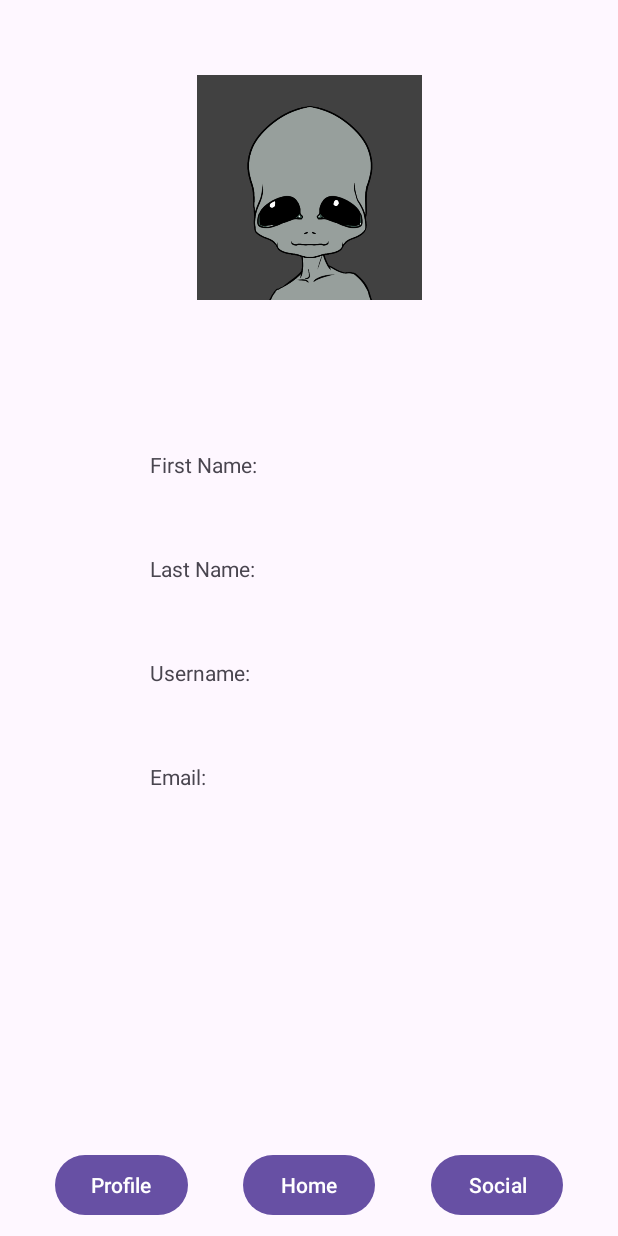
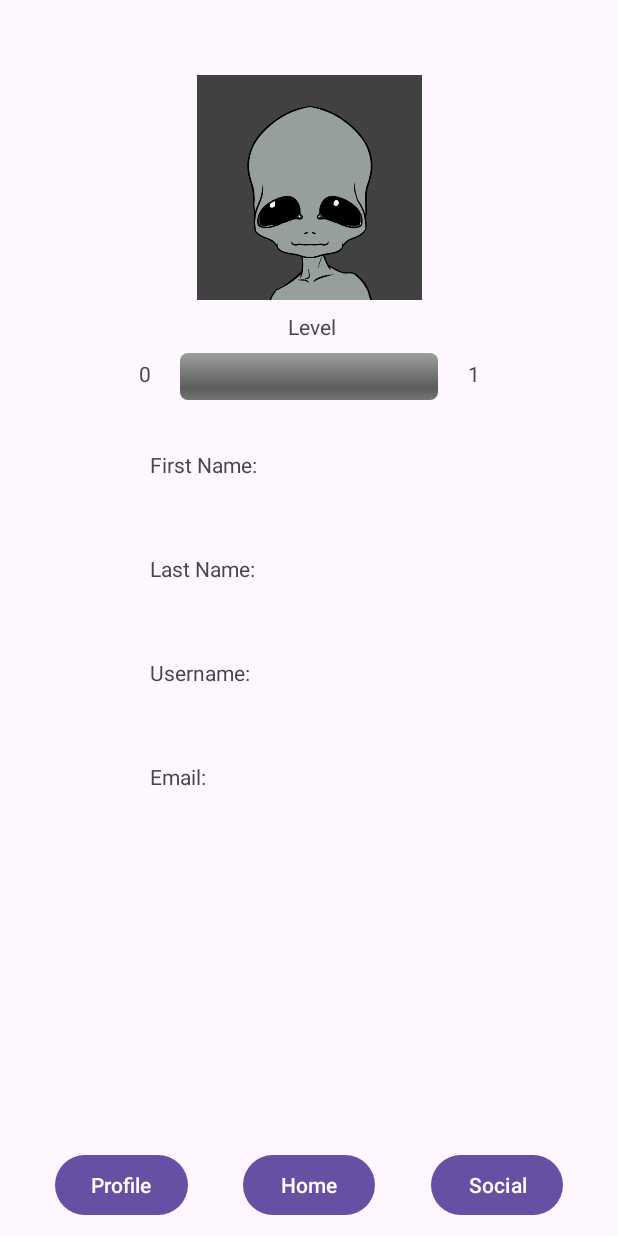
Before and after one commit to frankerino44/AstroTasker, an Android app: the fragment ProfileFragment placed in its activity, on a phone screen of 412 x 824 dp. Run offline under Robolectric (Android 15) with nearby library versions, the phone set to English and light mode, and no system bars; our stand-ins replace Firebase (no records; nobody signed in at launch, a user with empty details on screens opened directly).

Commit message:
profile fragment

```diff
--- a/app/src/main/java/com/example/astrotasker/ProfileFragment.java
+++ b/app/src/main/java/com/example/astrotasker/ProfileFragment.java
@@ -10,6 +10,7 @@ import android.view.LayoutInflater;
 import android.view.View;
 import android.view.ViewGroup;
 import android.widget.ImageView;
+import android.widget.ProgressBar;
 import android.widget.TextView;
 
 import com.google.firebase.auth.FirebaseAuth;
@@ -30,13 +31,14 @@ public class ProfileFragment extends Fragment {
     private FirebaseAuth auth;
     FirebaseDatabase database;
     DatabaseReference reference;
-
+    TextView currentLevelTV;
+    TextView nextLevelTV;
     TextView firstNameTV;
     TextView lastNameTV;
     TextView usernameTV;
     TextView emailTV;
     ImageView profilePhotoIV;
-
+    ProgressBar levelProgressBar;
     String uid;
     String firstName;
     String lastName;
@@ -44,7 +46,12 @@ public class ProfileFragment extends Fragment {
     String email;
     int imageNum;
     int imageID;
-
+    int xp;
+    int level;
+    int levelFactor = 2;
+    DatabaseReference userReference;
+    private DatabaseReference levelReference;
+    private DatabaseReference completedTasksReference;
     public ProfileFragment() {
         // Required empty public constructor
     }
@@ -57,6 +64,9 @@ public class ProfileFragment extends Fragment {
         reference = database.getReference();
         FirebaseUser currentUser = FirebaseAuth.getInstance().getCurrentUser();
         uid = currentUser.getUid();
+        userReference = reference.child("Users").child(uid);
+        levelReference = userReference.child("Level");
+        completedTasksReference = userReference.child("CompletedTasks");
     }
 
     @Override
@@ -70,7 +80,9 @@ public class ProfileFragment extends Fragment {
         usernameTV = view.findViewById(R.id.usernameTV);
         emailTV = view.findViewById(R.id.emailTV);
         profilePhotoIV = view.findViewById(R.id.profilePhotoIV);
-
+        levelProgressBar = view.findViewById(R.id.levelProgressBar);
+        currentLevelTV = view.findViewById(R.id.currentLevTV);
+        nextLevelTV = view.findViewById(R.id.nextLevelTV);
         getUserInfo();
         /*setFirstNameTV();
         setLastNameTV();
@@ -79,6 +91,7 @@ public class ProfileFragment extends Fragment {
 
         return view;
     }
+
 
     private void getUserInfo() {
         reference.child("Users").child(uid).addListenerForSingleValueEvent(new ValueEventListener() {
@@ -91,9 +104,9 @@ public class ProfileFragment extends Fragment {
                     username = user.getUsername();
                     email = user.getEmail();
                     imageNum = user.getProfilePhoto();
-
                     imageID = requireContext().getResources().getIdentifier("alien_" + imageNum, "drawable", requireContext().getPackageName());
-
+                    level = user.getLevel();
+                    xp = user.getXp();
                     setFields();
                 } else {
                     // User data does not exist
@@ -115,28 +128,10 @@ public class ProfileFragment extends Fragment {
         usernameTV.setText(username);
         emailTV.setText(email);
         profilePhotoIV.setImageResource(imageID);
+        levelProgressBar.setProgress(xp);
+        //levelProgressBar.setMax();
     }
 
-    public void setFirstNameTV() {
-        reference.child("Users").child(uid).child("firstName").addListenerForSingleValueEvent(new ValueEventListener() {
-            @Override
-            public void onDataChange(@NonNull DataSnapshot dataSnapshot) {
-                if (dataSnapshot.exists()) {
-                    String firstName = dataSnapshot.getValue(String.class);
-                    firstNameTV.setText(firstName);
-                } else {
-                    // User data does not exist
-
-                }
-            }
-
-            @Override
-            public void onCancelled(@NonNull DatabaseError databaseError) {
-                // Handle error
-                Log.i("CANCELLED", "CANCELLED");
-            }
-        });
-    }
 
     public void setLastNameTV() {
         reference.child("Users").child(uid).child("lastName").addListenerForSingleValueEvent(new ValueEventListener() {
--- a/app/src/main/res/layout/fragment_profile.xml
+++ b/app/src/main/res/layout/fragment_profile.xml
@@ -2,6 +2,7 @@
 <androidx.constraintlayout.widget.ConstraintLayout xmlns:android="http://schemas.android.com/apk/res/android"
     xmlns:app="http://schemas.android.com/apk/res-auto"
     xmlns:tools="http://schemas.android.com/tools"
+    android:id="@+id/someID"
     android:layout_width="match_parent"
     android:layout_height="match_parent"
     tools:context=".ProfileFragment">
@@ -87,4 +88,48 @@
         app:layout_constraintHorizontal_bias="0.5"
         app:layout_constraintStart_toStartOf="parent"
         app:layout_constraintTop_toTopOf="parent" />
+
+    <ProgressBar
+        android:id="@+id/levelProgressBar"
+        style="?android:attr/progressBarStyleHorizontal"
+        android:layout_width="172dp"
+        android:layout_height="31dp"
+        android:layout_marginTop="35dp"
+        android:layout_marginEnd="120dp"
+        android:indeterminateDrawable="@android:drawable/progress_indeterminate_horizontal"
+        android:progressDrawable="@android:drawable/progress_horizontal"
+        app:layout_constraintEnd_toEndOf="parent"
+        app:layout_constraintTop_toBottomOf="@+id/profilePhotoIV" />
+
+    <TextView
+        android:id="@+id/textView"
+        android:layout_width="wrap_content"
+        android:layout_height="wrap_content"
+        android:layout_marginTop="8dp"
+        android:layout_marginEnd="188dp"
+        android:text="Level"
+        app:layout_constraintEnd_toEndOf="parent"
+        app:layout_constraintTop_toBottomOf="@+id/profilePhotoIV" />
+
+    <TextView
+        android:id="@+id/currentLevTV"
+        android:layout_width="28dp"
+        android:layout_height="28dp"
+        android:layout_marginTop="239dp"
+        android:layout_marginEnd="19dp"
+        android:text="0"
+        android:textAlignment="viewEnd"
+        app:layout_constraintEnd_toStartOf="@+id/levelProgressBar"
+        app:layout_constraintTop_toTopOf="parent" />
+
+    <TextView
+        android:id="@+id/nextLevelTV"
+        android:layout_width="28dp"
+        android:layout_height="28dp"
+        android:layout_marginStart="20dp"
+        android:layout_marginTop="239dp"
+        android:text="1"
+        app:layout_constraintStart_toEndOf="@+id/levelProgressBar"
+        app:layout_constraintTop_toTopOf="parent" />
+
 </androidx.constraintlayout.widget.ConstraintLayout>
```
